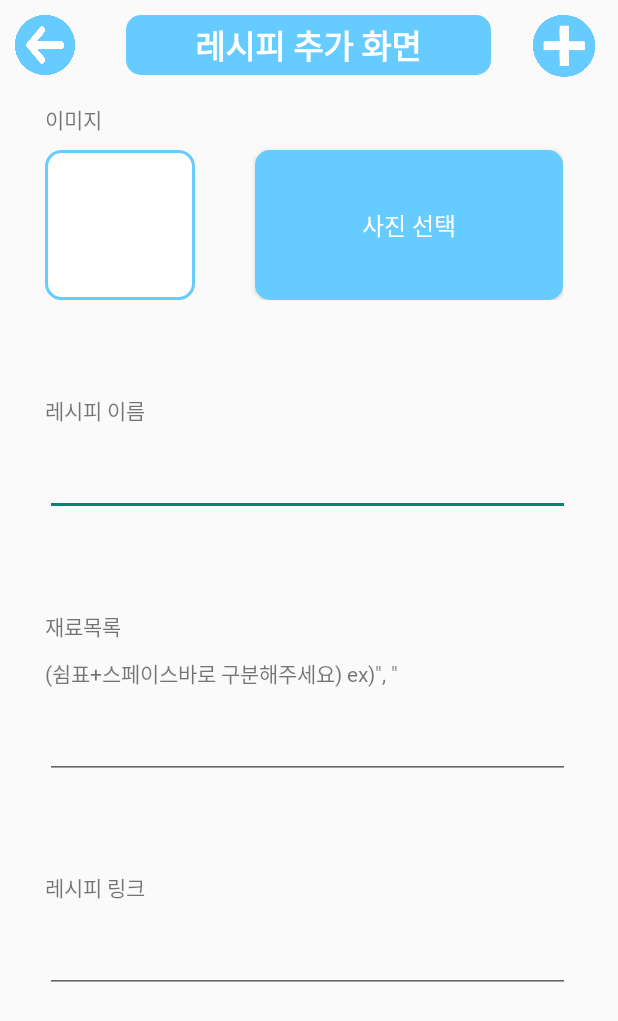
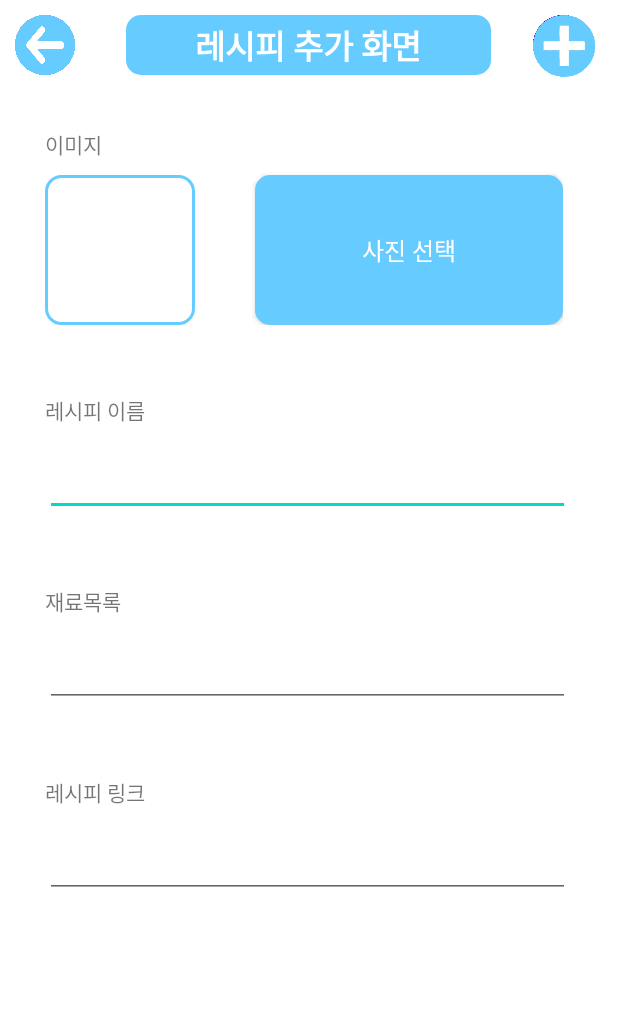
Before and after one commit to gikhoon/TakeCareFridge, an Android app: the AddRecipe screen opened directly, with no data from a screen before it, on a phone screen of 412 x 824 dp. Shown: the top 1021 px of the screen. Run offline under Robolectric (Android 15) with nearby library versions, the phone set to English and light mode, and no system bars; our stand-ins replace Firebase (no records; nobody signed in at launch, a user with empty details on screens opened directly).

Commit message:
Revert "add 레시피"
This reverts commit 61abba7c165391cd7421eb109d2c0e5f3a9670e1.

```diff
--- a/app/src/main/java/com/takecarefridge/AddRecipe.java
+++ b/app/src/main/java/com/takecarefridge/AddRecipe.java
@@ -1,6 +1,4 @@
 package com.takecarefridge;
-
-import static java.lang.System.in;
 
 import androidx.activity.result.ActivityResult;
 import androidx.activity.result.ActivityResultCallback;
@@ -19,7 +17,6 @@ import android.graphics.BitmapFactory;
 import android.media.Image;
 import android.net.Uri;
 import android.os.Bundle;
-import android.util.Log;
 import android.view.KeyEvent;
 import android.view.View;
 import android.view.inputmethod.InputMethodManager;
@@ -38,11 +35,8 @@ import com.google.firebase.storage.FirebaseStorage;
 import com.google.firebase.storage.StorageReference;
 import com.google.firebase.storage.UploadTask;
 
-import org.checkerframework.checker.units.qual.A;
-
 import java.io.FileNotFoundException;
 import java.io.InputStream;
-import java.util.HashMap;
 
 public class AddRecipe extends AppCompatActivity {
     EditText editText_name;
@@ -53,10 +47,6 @@ public class AddRecipe extends AppCompatActivity {
     Uri imageUri;
     ImageView imageView;
     ProgressBar progressBar;
-    String name;
-    String ingredient;
-    String link;
-    String storageImagePath;
 
 
     @SuppressLint("MissingInflatedId")
@@ -69,12 +59,11 @@ public class AddRecipe extends AppCompatActivity {
         actionBar.hide();
 
         editText_name = findViewById(R.id.name_editText);
-        editText_ingredient = findViewById(R.id.ingredient_editText);
-        editText_link = findViewById(R.id.link_editText);
+        editText_ingredient = findViewById(R.id.name_editText);
+        editText_link = findViewById(R.id.name_editText);
         button_setImage = findViewById(R.id.setImage_button);
         button_uploadRecipe = findViewById(R.id.uploadRecipe);
         progressBar = findViewById(R.id.progress_View);
-        imageView = findViewById(R.id.ar_imageView);
 
         FirebaseFirestore db = FirebaseFirestore.getInstance();
         StorageReference reference = FirebaseStorage.getInstance().getReference();
@@ -90,31 +79,42 @@ public class AddRecipe extends AppCompatActivity {
                 Intent galleryIntent = new Intent();
                 galleryIntent.setAction(Intent.ACTION_GET_CONTENT);
                 galleryIntent.setType("image/");
-                activityResult.launch(galleryIntent);
+                startActivity(galleryIntent);
             }
         });
+
+        ActivityResultLauncher<Intent> activityResult = registerForActivityResult(
+                new ActivityResultContracts.StartActivityForResult(),
+                new ActivityResultCallback<ActivityResult>() {
+                    @Override
+                    public void onActivityResult(ActivityResult result) {
+                        if( result.getResultCode() == RESULT_OK && result.getData() != null){
+
+                            imageUri = result.getData().getData();
+
+                            imageView.setImageURI(imageUri);
+                        }
+                    }
+                });
 
         button_uploadRecipe.setOnClickListener(new View.OnClickListener() {
             @Override
             public void onClick(View view) {
-                Log.e("tag",imageUri.toString());
                 //선택한 이미지가 있다면
                 if (imageUri != null) {
-                    name = editText_name.getText().toString();
-                    ingredient = editText_ingredient.getText().toString();
-                    link = editText_link.getText().toString();
-                    storageImagePath = new String("레시피/"+name+".png");
-                    insertData(name, ingredient, link, storageImagePath);
-                    uploadToStorage(imageUri);
+                    //uploadToFirebase(imageUri);
+                    String name = editText_name.getText().toString();
+                    String ingredient = editText_ingredient.getText().toString();
+                    String link = editText_link.getText().toString();
+                    insertData(name, ingredient, imageUri, link);
                     goRecipeMain(view);
                 } else {
-                    Log.e("tag",imageUri.toString());
                     Toast.makeText(AddRecipe.this, "사진을 선택해주세요.", Toast.LENGTH_SHORT).show();
                 }
             }
         });
 
-        /*editText_name.setOnKeyListener(new View.OnKeyListener() {
+        editText_name.setOnKeyListener(new View.OnKeyListener() {
             @Override
             public boolean onKey(View v, int keyCode, KeyEvent event) {
 
@@ -137,30 +137,6 @@ public class AddRecipe extends AppCompatActivity {
                 }
                 return false;
             }
-        });*/
-        editText_name.setOnKeyListener(new View.OnKeyListener() {
-            @Override
-            public boolean onKey(View v, int keyCode, KeyEvent event) {
-
-                if ((event.getAction() == KeyEvent.ACTION_DOWN) && (keyCode == KeyEvent.KEYCODE_ENTER)) {
-                    InputMethodManager imm = (InputMethodManager) getSystemService(Activity.INPUT_METHOD_SERVICE);
-                    imm.hideSoftInputFromWindow(editText_link.getWindowToken(), 0);    //hide keyboard
-                    return true;
-                }
-                return false;
-            }
-        });
-        editText_ingredient.setOnKeyListener(new View.OnKeyListener() {
-            @Override
-            public boolean onKey(View v, int keyCode, KeyEvent event) {
-
-                if ((event.getAction() == KeyEvent.ACTION_DOWN) && (keyCode == KeyEvent.KEYCODE_ENTER)) {
-                    InputMethodManager imm = (InputMethodManager) getSystemService(Activity.INPUT_METHOD_SERVICE);
-                    imm.hideSoftInputFromWindow(editText_link.getWindowToken(), 0);    //hide keyboard
-                    return true;
-                }
-                return false;
-            }
         });
         editText_link.setOnKeyListener(new View.OnKeyListener() {
             @Override
@@ -175,50 +151,33 @@ public class AddRecipe extends AppCompatActivity {
             }
         });
     }
-    private void insertData(String name, String ingredient, String 링크, String 이미지){
+    private void insertData(String name, String ingredient, Uri imageUri, String link){
         FirebaseFirestore db = FirebaseFirestore.getInstance();
-        //Model model = new Model(이미지, 링크);
-        HashMap<String,String> map = new HashMap<String,String>(){{//초기값 지정
-            put("링크",링크);
-            put("이미지",이미지);
-        }};
-        String ingredientList[] = ingredient.split(", ");
+        Model model = new Model(imageUri, link);
 
-        db.collection("레시피").document(name).set(map);
-        for (int i = 0; i < ingredientList.length; i++) {
-            재료 재료 = new 재료(ingredientList[i]);
-            db.collection("레시피").document(name).collection("재료목록").document(ingredientList[i]).set(재료);
-        }
+        db.collection("레시피").add(name);
+        db.collection("레시피").document(name).set(model);
+        db.collection("레시피").document(name).collection("재료목록");
     }
 
-    //사진 가져오기
+   /* //사진 가져오기
     ActivityResultLauncher<Intent> activityResult = registerForActivityResult(
             new ActivityResultContracts.StartActivityForResult(),
             new ActivityResultCallback<ActivityResult>() {
                 @Override
                 public void onActivityResult(ActivityResult result) {
                     if( result.getResultCode() == RESULT_OK && result.getData() != null){
+
                         imageUri = result.getData().getData();
-                        imageView = findViewById(R.id.ar_imageView);
+
                         imageView.setImageURI(imageUri);
-                        /*try {
-                            // 선택한 이미지에서 비트맵 생성
-                            InputStream in = getContentResolver().openInputStream(imageUri);
-                            Bitmap img = BitmapFactory.decodeStream(in);
-                            in.close();
-                            imageView.setImageBitmap(img);
-                            // 이미지뷰에 세팅
-                        } catch (Exception e) {
-                            e.printStackTrace();
-                        }*/
                     }
                 }
-            });
-
+            });*/
     //파이어베이스 이미지 업로드
-    private void uploadToStorage(Uri uri) {
+    /*private void uploadToFirebase(Uri uri) {
         StorageReference reference = FirebaseStorage.getInstance().getReference();
-        StorageReference fileRef = reference.child("레시피/").child(name + "." + "png");
+        StorageReference fileRef = reference.child(System.currentTimeMillis() + "." + getFileExtension(uri));
 
         fileRef.putFile(uri).addOnSuccessListener(new OnSuccessListener<UploadTask.TaskSnapshot>() {
             @Override
@@ -227,6 +186,15 @@ public class AddRecipe extends AppCompatActivity {
                 fileRef.getDownloadUrl().addOnSuccessListener(new OnSuccessListener<Uri>() {
                     @Override
                     public void onSuccess(Uri uri) {
+
+                        //이미지 모델에 담기
+                        Model model = new Model(uri.toString());
+
+                        //키로 아이디 생성
+                        String modelId = root.push().getKey();
+
+                        //데이터 넣기
+                        root.child(modelId).setValue(model);
 
                         //프로그래스바 숨김
                         progressBar.setVisibility(View.INVISIBLE);
@@ -238,8 +206,23 @@ public class AddRecipe extends AppCompatActivity {
                 });
 
             }
+        }).addOnProgressListener(new OnProgressListener<UploadTask.TaskSnapshot>() {
+            @Override
+            public void onProgress(@NonNull UploadTask.TaskSnapshot snapshot) {
+
+                //프로그래스바 보여주기
+                progressBar.setVisibility(View.VISIBLE);
+            }
+        }).addOnFailureListener(new OnFailureListener() {
+            @Override
+            public void onFailure(@NonNull Exception e) {
+
+                //프로그래스바 숨김
+                progressBar.setVisibility(View.INVISIBLE);
+                Toast.makeText(MainActivity.this, "업로드 실패", Toast.LENGTH_SHORT).show();
+            }
         });
-    }
+    }*/
     //파일타입 가져오기
     private String getFileExtension(Uri uri) {
 
--- a/app/src/main/java/com/takecarefridge/FridgeMain.java
+++ b/app/src/main/java/com/takecarefridge/FridgeMain.java
@@ -137,8 +137,7 @@ public class FridgeMain extends AppCompatActivity implements View.OnClickListene
                                                         case R.id.menu_searchRecipe:
                                                             Intent intent2 = new Intent(FridgeMain.this, RecipeMain.class);
                                                             intent2.putExtra("ID", ID);
-                                                            intent2.putExtra("searchIngredient", data.name);
-                                                            intent2.putExtra("searchIngredientCheck", true);
+                                                            intent2.putExtra("seachIngredient", data.name);
                                                             startActivity(intent2);
                                                             return true;
                                                         default:
--- a/app/src/main/res/layout/add_ingredient_detail_list.xml
+++ b/app/src/main/res/layout/add_ingredient_detail_list.xml
@@ -8,11 +8,11 @@
     android:layout_centerHorizontal="true">
     <ImageView
         android:id="@+id/iv_addIngredientDetailImage"
-        android:layout_marginTop="15dp"
-        android:layout_marginStart="15dp"
+        android:layout_marginTop="20dp"
+        android:layout_marginStart="10dp"
         android:layout_width="80dp"
         android:layout_height="80dp"
-        android:background="@drawable/background_bar"
+        android:background="@drawable/blue_bar_right2"
         android:scaleType="fitCenter"/>
 
     <TextView
--- a/app/src/main/res/layout/add_recipe.xml
+++ b/app/src/main/res/layout/add_recipe.xml
@@ -9,7 +9,7 @@
     android:weightSum="12">
     <RelativeLayout
         android:layout_width="match_parent"
-        android:layout_height="20dp"
+        android:layout_height="10dp"
         android:layout_weight="1">
 
         <Button
@@ -29,8 +29,7 @@
             android:layout_marginStart="10dp"
             android:translationZ="10dp"
             android:elevation="10dp"
-            android:background="@drawable/backspace_right2"
-            tools:ignore="DuplicateIds" />
+            android:background="@drawable/backspace_right2" />
 
         <TextView
             android:id="@+id/tv"
@@ -68,9 +67,8 @@
 
     <LinearLayout
         android:layout_width="match_parent"
-        android:layout_height="100dp"
+        android:layout_height="50dp"
         android:layout_weight="2"
-        android:layout_marginBottom="20dp"
         android:orientation="vertical">
 
         <TextView
@@ -143,9 +141,8 @@
 
     <LinearLayout
         android:layout_width="match_parent"
-        android:layout_height="50dp"
+        android:layout_height="0dp"
         android:layout_weight="2"
-        android:layout_marginBottom="20dp"
         android:orientation="vertical">
 
         <TextView
@@ -169,9 +166,8 @@
 
     <LinearLayout
         android:layout_width="match_parent"
-        android:layout_height="80dp"
+        android:layout_height="0dp"
         android:layout_weight="2"
-        android:layout_marginBottom="20dp"
         android:orientation="vertical">
 
         <TextView
@@ -181,14 +177,6 @@
             android:layout_marginStart="30dp"
             android:fontFamily="@font/basic_font"
             android:text="재료목록"/>
-
-        <TextView
-            android:layout_width="wrap_content"
-            android:layout_height="wrap_content"
-            android:layout_marginTop="10dp"
-            android:layout_marginStart="30dp"
-            android:fontFamily="@font/basic_font"
-            android:text="(쉼표+스페이스바로 구분해주세요) ex)&quot;, &quot;"/>
 
         <EditText
             android:id="@+id/ingredient_editText"
@@ -203,9 +191,8 @@
 
     <LinearLayout
         android:layout_width="match_parent"
-        android:layout_height="50dp"
+        android:layout_height="0dp"
         android:layout_weight="2"
-        android:layout_marginBottom="20dp"
         android:orientation="vertical">
 
         <TextView
--- a/app/src/main/res/layout/ingredient_list.xml
+++ b/app/src/main/res/layout/ingredient_list.xml
@@ -9,7 +9,7 @@
         xmlns:card_view ="http://schemas.android.com/apk/res-auto"
         android:layout_width="match_parent"
         android:layout_height="wrap_content"
-        android:layout_margin="5dp"
+        android:layout_margin="10dp"
         android:layout_gravity="center"
         card_view:cardBackgroundColor="@color/cardview_shadow_end_color">
 
@@ -18,7 +18,6 @@
             android:layout_height="match_parent"
             android:orientation="vertical"
             android:padding="10dp"
-            android:background="@color/imminent"
             android:weightSum="10">
             <ImageView
                 android:id="@+id/iv_ingredientImage"
--- a/app/src/main/res/layout/set_ingredient.xml
+++ b/app/src/main/res/layout/set_ingredient.xml
@@ -61,7 +61,7 @@
                 android:id="@+id/iv_settingIngredientImage"
                 android:layout_width="80dp"
                 android:layout_height="80dp"
-                android:src="@drawable/background_bar"/>
+                android:src="@android:color/background_dark"/>
 
             <TextView
                 android:id="@+id/tv_settingIngredientLargeClass"
@@ -146,7 +146,6 @@
             android:layout_below="@+id/rl_3"
             android:layout_alignParentRight="true"
             android:layout_marginTop="50dp"
-            android:background="@drawable/blue_bar_right2"
             android:text="추가" />
     </RelativeLayout>
 
--- a/app/src/main/res/values/colors.xml
+++ b/app/src/main/res/values/colors.xml
@@ -10,5 +10,4 @@
     <color name="background">#66ccff</color>
     <color name="background2">#44DDEE</color>
     <color name="red">#FF0000</color>
-    <color name="imminent">#F35353</color>
 </resources>
--- a/app/src/main/res/values/themes.xml
+++ b/app/src/main/res/values/themes.xml
@@ -1,13 +1,13 @@
 <resources xmlns:tools="http://schemas.android.com/tools">
     <!-- Base application theme. -->
-    <style name="Theme.TakeCareFridge" parent="Theme.AppCompat.DayNight.DarkActionBar">
+    <style name="Theme.TakeCareFridge" parent="Theme.MaterialComponents.DayNight.DarkActionBar">
         <!-- Primary brand color. -->
-        <item name="colorPrimary">@color/background</item>
-        <item name="colorPrimaryVariant">@color/background2</item>
+        <item name="colorPrimary">@color/purple_500</item>
+        <item name="colorPrimaryVariant">@color/purple_700</item>
         <item name="colorOnPrimary">@color/white</item>
         <!-- Secondary brand color. -->
-        <item name="colorSecondary">@color/background</item>
-        <item name="colorSecondaryVariant">@color/background2</item>
+        <item name="colorSecondary">@color/teal_200</item>
+        <item name="colorSecondaryVariant">@color/teal_700</item>
         <item name="colorOnSecondary">@color/black</item>
         <!-- Status bar color. -->
         <item name="android:statusBarColor">?attr/colorPrimaryVariant</item>
```
Also changed, not shown: app/src/main/java/com/takecarefridge/Model.java (+14 -12 lines), app/src/main/java/com/takecarefridge/RecipeMain.java (+25 -48 lines), app/src/main/java/com/takecarefridge/재료.java (deleted, +0 -18 lines), app/src/main/res/layout/ingredient_list_menu.xml (+4 -4 lines).
